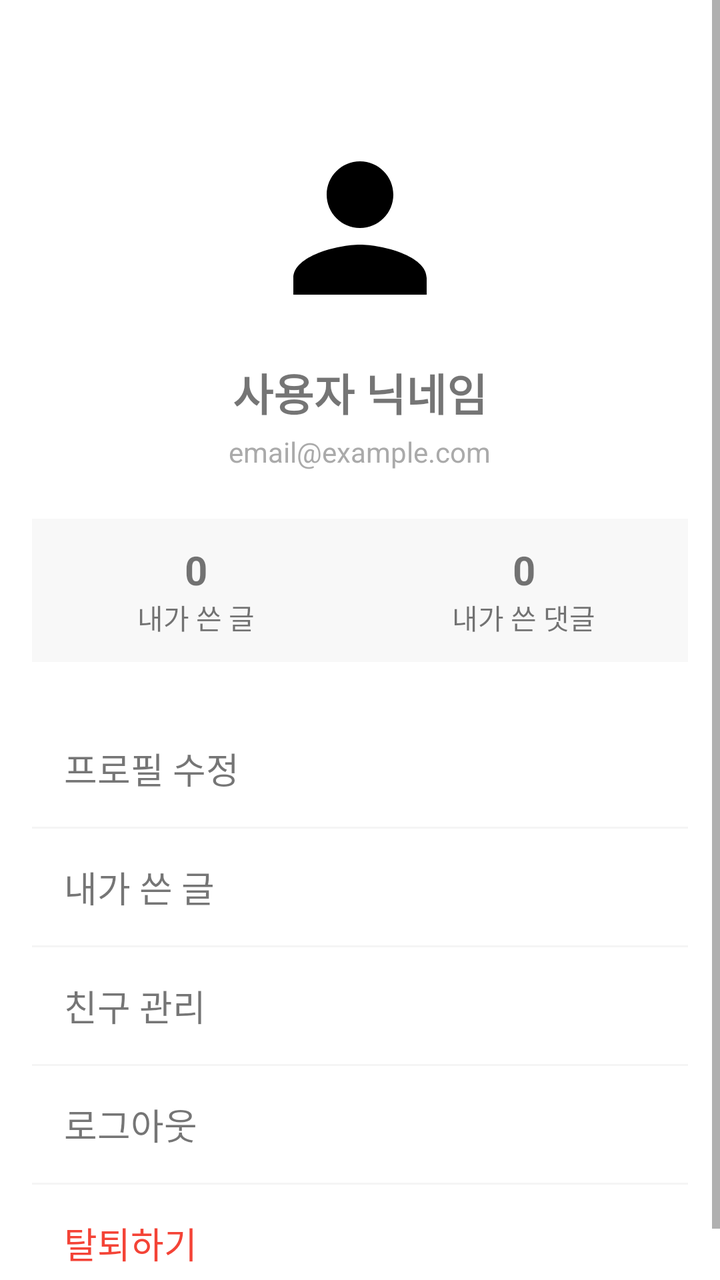
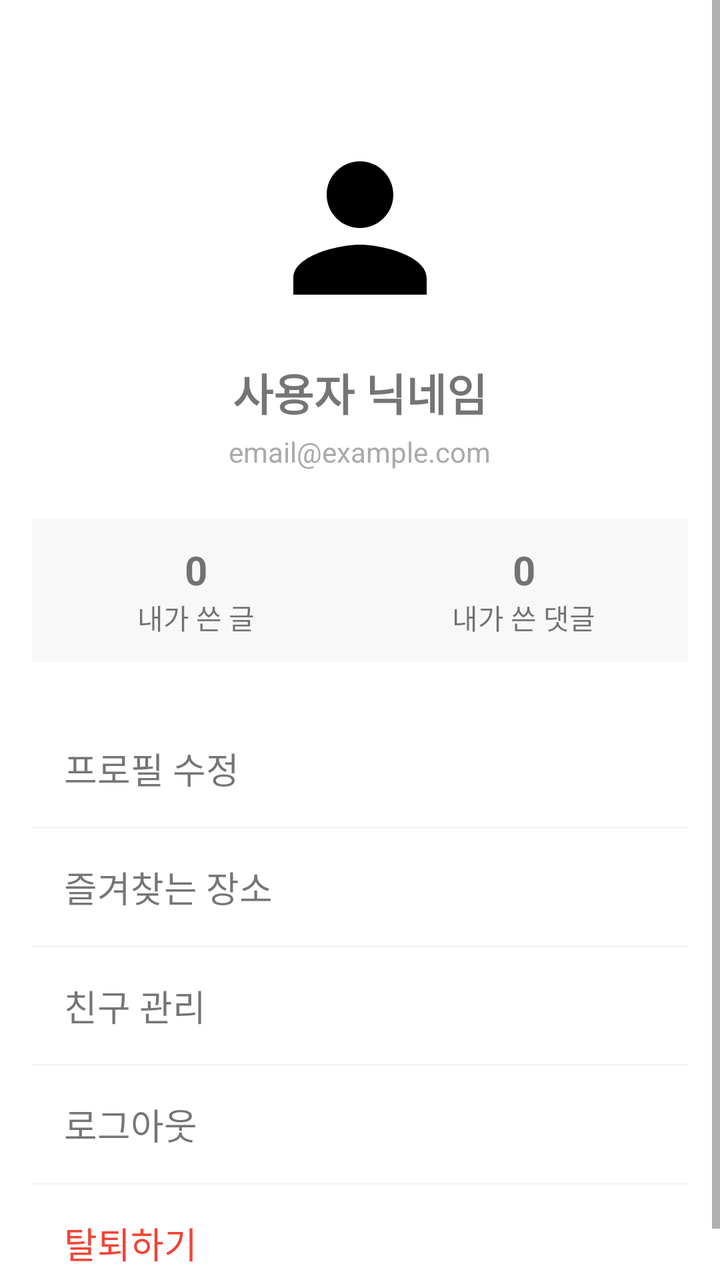

Before-and-after screenshots of an Android layout around one commit, followed by the original layout XML and the change that was made.
<!-- AndroidManifest.xml: application theme Theme.SocialMyMap -->
<!-- res/layout/activity_my_page.xml -->
<?xml version="1.0" encoding="utf-8"?>
<ScrollView xmlns:android="http://schemas.android.com/apk/res/android"
    android:id="@+id/scroll_view_my_page"
    android:layout_width="match_parent"
    android:layout_height="match_parent"
    android:fillViewport="true">

    <LinearLayout
        android:layout_width="match_parent"
        android:layout_height="wrap_content"
        android:orientation="vertical"
        android:padding="16dp">

        <ImageView
            android:layout_width="100dp"
            android:layout_height="100dp"
            android:layout_gravity="center_horizontal"
            android:src="@drawable/ic_feature_people"
            android:layout_marginTop="48dp"
            android:layout_marginBottom="16dp"/>

        <TextView
            android:id="@+id/tv_nickname"
            android:layout_width="wrap_content"
            android:layout_height="wrap_content"
            android:text="사용자 닉네임"
            android:textSize="22sp"
            android:textStyle="bold"
            android:layout_gravity="center_horizontal"
            android:layout_marginBottom="4dp"/>

        <TextView
            android:id="@+id/tv_user_email"
            android:layout_width="wrap_content"
            android:layout_height="wrap_content"
            android:layout_gravity="center_horizontal"
            android:text="email@example.com"
            android:textSize="14sp"
            android:textColor="@android:color/darker_gray"
            android:layout_marginBottom="24dp"/>

        
        <LinearLayout
            android:layout_width="match_parent"
            android:layout_height="wrap_content"
            android:orientation="horizontal"
            android:weightSum="2"
            android:background="#F8F8F8"
            android:paddingVertical="12dp"
            android:layout_marginBottom="24dp">
            <LinearLayout
                android:id="@+id/layout_my_posts"
                android:layout_width="0dp"
                android:layout_height="wrap_content"
                android:layout_weight="1"
                android:orientation="vertical"
                android:gravity="center">
                <TextView
                    android:id="@+id/tv_my_posts_count"
                    android:layout_width="wrap_content"
                    android:layout_height="wrap_content"
                    android:text="0"
                    android:textSize="20sp"
                    android:textStyle="bold"/>
                <TextView
                    android:layout_width="wrap_content"
                    android:layout_height="wrap_content"
                    android:text="내가 쓴 글"/>
            </LinearLayout>
            <LinearLayout
                android:id="@+id/layout_my_comments"
                android:layout_width="0dp"
                android:layout_height="wrap_content"
                android:layout_weight="1"
                android:orientation="vertical"
                android:gravity="center">
                <TextView
                    android:id="@+id/tv_my_comments_count"
                    android:layout_width="wrap_content"
                    android:layout_height="wrap_content"
                    android:text="0"
                    android:textSize="20sp"
                    android:textStyle="bold"/>
                <TextView
                    android:layout_width="wrap_content"
                    android:layout_height="wrap_content"
                    android:text="내가 쓴 댓글"/>
            </LinearLayout>
        </LinearLayout>

        
        <TextView
            android:id="@+id/tv_profile_edit"
            android:layout_width="match_parent"
            android:layout_height="wrap_content"
            android:text="프로필 수정"
            android:textSize="18sp"
            android:padding="16dp"
            android:clickable="true"
            android:focusable="true"
            android:background="?attr/selectableItemBackground"/>
        <View
            android:layout_width="match_parent"
            android:layout_height="1dp"
            android:background="#F5F5F5" />
        <TextView
            android:id="@+id/tv_my_posts"
            android:layout_width="match_parent"
            android:layout_height="wrap_content"
            android:text="내가 쓴 글"
            android:textSize="18sp"
            android:padding="16dp"
            android:clickable="true"
            android:focusable="true"
            android:background="?attr/selectableItemBackground"/>
        <View
            android:layout_width="match_parent"
            android:layout_height="1dp"
            android:background="#F5F5F5" />
        <TextView
            android:id="@+id/tv_friend_management"
            android:layout_width="match_parent"
            android:layout_height="wrap_content"
            android:text="친구 관리"
            android:textSize="18sp"
            android:padding="16dp"
            android:clickable="true"
            android:focusable="true"
            android:background="?attr/selectableItemBackground"/>
        <View
            android:layout_width="match_parent"
            android:layout_height="1dp"
            android:background="#F5F5F5" />
        <TextView
            android:id="@+id/tv_logout"
            android:layout_width="match_parent"
            android:layout_height="wrap_content"
            android:text="로그아웃"
            android:textSize="18sp"
            android:padding="16dp"
            android:clickable="true"
            android:focusable="true"
            android:background="?attr/selectableItemBackground"/>
        <View
            android:layout_width="match_parent"
            android:layout_height="1dp"
            android:background="#F5F5F5" />
        <TextView
            android:id="@+id/tv_delete_account"
            android:layout_width="match_parent"
            android:layout_height="wrap_content"
            android:text="탈퇴하기"
            android:textColor="#F44336"
            android:textSize="18sp"
            android:padding="16dp"
            android:clickable="true"
            android:focusable="true"
            android:background="?attr/selectableItemBackground"/>
    </LinearLayout>
</ScrollView>
<!-- resources referenced by this layout -->
<resources>
  <!-- drawable ic_feature_people (drawable) -->
  <vector xmlns:android="http://schemas.android.com/apk/res/android" android:height="24dp" android:tint="#000000" android:viewportHeight="24" android:viewportWidth="24" android:width="24dp">
        
      <path android:fillColor="@android:color/white" android:pathData="M12,12c2.21,0 4,-1.79 4,-4s-1.79,-4 -4,-4 -4,1.79 -4,4 1.79,4 4,4zM12,14c-2.67,0 -8,1.34 -8,4v2h16v-2c0,-2.66 -5.33,-4 -8,-4z"/>
      
  </vector>
  <style name="Theme.SocialMyMap" parent="Theme.MaterialComponents.DayNight.DarkActionBar">
          
          <item name="colorPrimary">@color/blue_500</item>
          <item name="colorPrimaryVariant">@color/blue_700</item>
          <item name="colorOnPrimary">@color/white</item>
          
          <item name="colorSecondary">@color/teal_200</item>
          <item name="colorSecondaryVariant">@color/teal_700</item>
          <item name="colorOnSecondary">@color/black</item>
          
          <item name="android:statusBarColor" tools:targetApi="l">?attr/colorPrimaryVariant</item>
          
  
          
          <item name="android:windowDrawsSystemBarBackgrounds">true</item>
          <item name="android:statusBarColor">@android:color/transparent</item>
          <item name="android:navigationBarColor">@android:color/transparent</item>
          <item name="android:windowLightStatusBar">true</item>
          <item name="android:windowLightNavigationBar" tools:targetApi="o_mr1">true</item>
      </style>
  <color name="blue_500">#2196F3</color>
  <color name="blue_700">#1976D2</color>
  <color name="white">#FFFFFFFF</color>
  <color name="teal_200">#FF03DAC5</color>
  <color name="teal_700">#FF018786</color>
  <color name="black">#FF000000</color>
</resources>

<!-- the commit's change to res/layout/activity_my_page.xml (unified diff, before → after) -->
@@ -107,7 +107,7 @@
             android:id="@+id/tv_my_posts"
             android:layout_width="match_parent"
             android:layout_height="wrap_content"
-            android:text="내가 쓴 글"
+            android:text="즐겨찾는 장소"
             android:textSize="18sp"
             android:padding="16dp"
             android:clickable="true"
